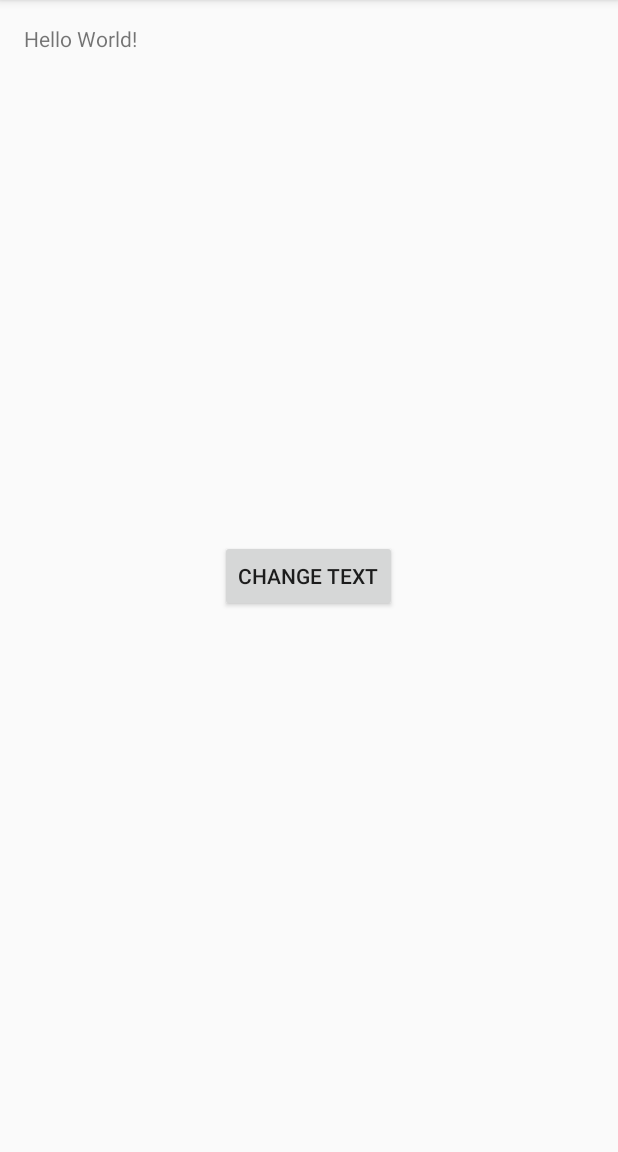
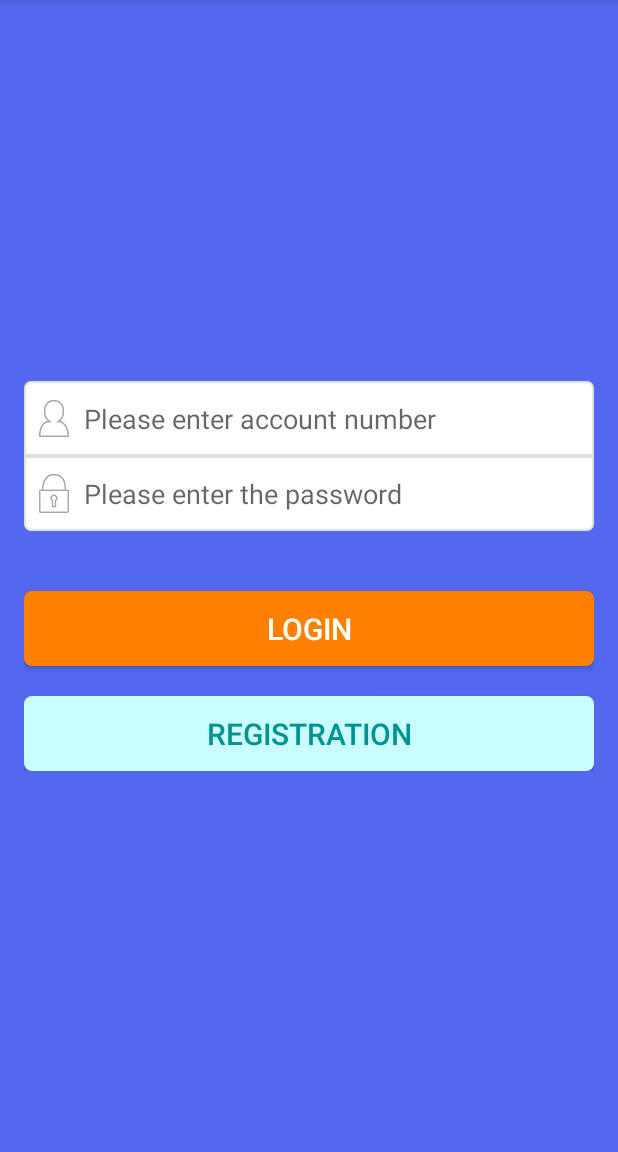
Before and after one commit to DaiXinxuan/espressowithspoon, an Android app: the screen it shows after launch (MainActivity), on a phone screen of 412 x 824 dp, the part 84-1236 px from its top. Run offline under Robolectric (Android 15) with nearby library versions, the phone set to English and light mode, and no system bars.

Commit message:
refactor code to MVP pattern

```diff
--- a/app/src/main/java/com/philips/pins/espresso/demo/MainActivity.java
+++ b/app/src/main/java/com/philips/pins/espresso/demo/MainActivity.java
@@ -2,24 +2,76 @@ package com.philips.pins.espresso.demo;
 
 import android.support.v7.app.AppCompatActivity;
 import android.os.Bundle;
+import android.text.TextUtils;
 import android.view.View;
 import android.widget.Button;
+import android.widget.EditText;
 import android.widget.TextView;
+import android.widget.Toast;
 
-public class MainActivity extends AppCompatActivity {
-    private Button changeText;
-    private TextView tv;
+import com.philips.pins.espresso.demo.bean.UserBean;
+import com.philips.pins.espresso.demo.presenter.LoginPresenter;
+import com.philips.pins.espresso.demo.view.LoginView;
+
+public class MainActivity extends AppCompatActivity implements View.OnClickListener, LoginView {
+    private EditText usernameEd;
+    private EditText passwordEd;
+    private LoginPresenter loginPresenter;
+
     @Override
     protected void onCreate(Bundle savedInstanceState) {
         super.onCreate(savedInstanceState);
         setContentView(R.layout.activity_main);
-        tv = (TextView) findViewById(R.id.tv);
-        changeText = (Button) findViewById(R.id.changetxt);
-        changeText.setOnClickListener(new View.OnClickListener() {
-            @Override
-            public void onClick(View v) {
-                tv.setText(getString(R.string.changed_txt));
+        initView();
+        loginPresenter = new LoginPresenter(this, getApplication());
+        //Display the last account logged successfully
+        loginPresenter.displayLastLoginUser();
+    }
+
+    //Initialize the controls
+    private void initView() {
+        usernameEd = (EditText) findViewById(R.id.username);
+        passwordEd = (EditText) findViewById(R.id.password);
+    }
+
+    @Override
+    public String getUsername() {
+        return usernameEd.getText().toString();
+    }
+
+    @Override
+    public String getPassword() {
+        return passwordEd.getText().toString();
+    }
+
+    @Override
+    public void setUsername(String username) {
+        usernameEd.setText(username);
+    }
+
+    @Override
+    public void showMessage(String message) {
+        Toast.makeText(getApplicationContext(), message, Toast.LENGTH_SHORT).show();
+    }
+
+    @Override
+    public void onClick(View v) {
+        String username = getUsername();
+        String password = getPassword();
+
+        if (TextUtils.isEmpty(username)) {
+            showMessage(getString(R.string.empty_user));
+        } else if (TextUtils.isEmpty(password)) {
+            showMessage(getString(R.string.empty_pass));
+        } else {
+            switch (v.getId()) {
+                case R.id.login:
+                    loginPresenter.login();
+                    break;
+                case R.id.regist:
+                    loginPresenter.regist();
+                    break;
             }
-        });
+        }
     }
 }
--- /dev/null
+++ b/app/src/main/java/com/philips/pins/espresso/demo/model/UserModel.java
@@ -0,0 +1,13 @@
+package com.philips.pins.espresso.demo.model;
+
+import com.philips.pins.espresso.demo.bean.UserBean;
+
+/**
+ * Created by 310231492 on 2016/2/26.
+ */
+public interface UserModel {
+    void addUser(String username, String password);
+    boolean isReused(String username);
+    int getUserNumber(String username);
+    UserBean getUser(int count);
+}
--- /dev/null
+++ b/app/src/main/java/com/philips/pins/espresso/demo/presenter/LoginPresenter.java
@@ -0,0 +1,60 @@
+package com.philips.pins.espresso.demo.presenter;
+
+import android.content.Context;
+
+import com.philips.pins.espresso.demo.R;
+import com.philips.pins.espresso.demo.bean.UserBean;
+import com.philips.pins.espresso.demo.model.UserModel;
+import com.philips.pins.espresso.demo.model.UserModelImpl;
+import com.philips.pins.espresso.demo.view.LoginView;
+
+/**
+ * Created by 310231492 on 2016/2/26.
+ */
+public class LoginPresenter {
+    private LoginView loginView;
+    private UserModel userModel;
+    private Context c;
+    private int lastLoginUserCount = -1;
+
+    public LoginPresenter(LoginView loginView, Context c) {
+        this.loginView = loginView;
+        userModel = new UserModelImpl();
+        this.c = c;
+    }
+
+    public void regist() {
+        String username = loginView.getUsername();
+        String password = loginView.getPassword();
+        if (userModel.isReused(username)) {
+            loginView.showMessage(c.getString(R.string.user_resued));
+        } else {
+            userModel.addUser(username, password);
+            loginView.showMessage(c.getString(R.string.regist_success));
+        }
+    }
+
+    public void login() {
+        String username = loginView.getUsername();
+        String password = loginView.getPassword();
+        int count = userModel.getUserNumber(username);
+        if (count == -1) {
+            loginView.showMessage(c.getString(R.string.nonexisten_user));
+        } else {
+            String correctPassword = userModel.getUser(count).getPassword();
+            if (password.equals(correctPassword)) {
+                loginView.showMessage(c.getString(R.string.login_success));
+                lastLoginUserCount = count;
+            } else {
+                loginView.showMessage(c.getString(R.string.login_fail));
+            }
+        }
+    }
+
+    public void displayLastLoginUser() {
+        if (lastLoginUserCount != -1) {
+            UserBean userBean = userModel.getUser(lastLoginUserCount);
+            loginView.setUsername(userBean.getUsername());
+        }
+    }
+}
--- /dev/null
+++ b/app/src/main/java/com/philips/pins/espresso/demo/view/LoginView.java
@@ -0,0 +1,12 @@
+package com.philips.pins.espresso.demo.view;
+
+/**
+ * Created by 310231492 on 2016/2/26.
+ */
+public interface LoginView {
+    String getUsername();
+    String getPassword();
+
+    void setUsername(String username);
+    void showMessage(String message);
+}
--- /dev/null
+++ b/app/src/main/res/drawable/bottom_et.xml
@@ -0,0 +1,11 @@
+<?xml version="1.0" encoding="utf-8"?>
+<shape xmlns:android="http://schemas.android.com/apk/res/android">
+    <corners
+        android:bottomLeftRadius="4dp"
+        android:bottomRightRadius="4dp"></corners>
+    <solid
+        android:color="#FFFFFF"></solid>
+    <stroke
+        android:color="#E0E0E0"
+        android:width="1dp"></stroke>
+</shape>
--- /dev/null
+++ b/app/src/main/res/drawable/login_btn.xml
@@ -0,0 +1,7 @@
+<?xml version="1.0" encoding="utf-8"?>
+<shape xmlns:android="http://schemas.android.com/apk/res/android">
+    <corners
+        android:radius="5dp"></corners>
+    <solid
+        android:color="#FF8000"></solid>
+</shape>
--- /dev/null
+++ b/app/src/main/res/drawable/top_et.xml
@@ -0,0 +1,11 @@
+<?xml version="1.0" encoding="utf-8"?>
+<shape xmlns:android="http://schemas.android.com/apk/res/android">
+    <corners
+        android:topLeftRadius="4dp"
+        android:topRightRadius="4dp"></corners>
+    <solid
+        android:color="#FFFFFF"></solid>
+    <stroke
+        android:color="#E0E0E0"
+        android:width="1dp"></stroke>
+</shape>
--- /dev/null
+++ b/app/src/main/res/drawable/walk_btn.xml
@@ -0,0 +1,7 @@
+<?xml version="1.0" encoding="utf-8"?>
+<shape xmlns:android="http://schemas.android.com/apk/res/android">
+    <corners
+        android:radius="5dp"></corners>
+    <solid
+        android:color="#CAFFFF"></solid>
+</shape>
--- a/app/src/main/res/layout/activity_main.xml
+++ b/app/src/main/res/layout/activity_main.xml
@@ -7,18 +7,71 @@
     android:paddingLeft="@dimen/activity_horizontal_margin"
     android:paddingRight="@dimen/activity_horizontal_margin"
     android:paddingTop="@dimen/activity_vertical_margin"
+    android:background="@color/background"
     tools:context="com.philips.pins.espresso.demo.MainActivity">
 
-    <TextView
-        android:id="@+id/tv"
-        android:layout_width="wrap_content"
+    <LinearLayout
+        android:layout_width="fill_parent"
         android:layout_height="wrap_content"
-        android:text="@string/hello_world" />
-    <Button
-        android:id="@+id/changetxt"
-        android:layout_width="wrap_content"
-        android:layout_height="wrap_content"
+        android:orientation="vertical"
         android:layout_centerInParent="true"
-        android:text="@string/btn_text"/>
+        >
+        <RelativeLayout
+            android:layout_width="match_parent"
+            android:layout_height="wrap_content"
+            >
+            <EditText
+                android:id="@+id/username"
+                android:hint="@string/first_hint"
+                android:singleLine="true"
+                android:inputType="number"
+                android:layout_width="match_parent"
+                android:layout_height="@dimen/button_height"
+                android:background="@drawable/top_et"
+                android:textColor="@color/first_textcolor"
+                android:drawableLeft="@mipmap/user"
+                android:drawablePadding="@dimen/drawable_padding"
+                android:paddingLeft="@dimen/drawable_padding"
+                />
+
+            <EditText
+                android:id="@+id/password"
+                android:layout_width="match_parent"
+                android:layout_height="@dimen/button_height"
+                android:layout_below="@+id/username"
+                android:background="@drawable/bottom_et"
+                android:drawableLeft="@mipmap/pass"
+                android:drawablePadding="@dimen/drawable_padding"
+                android:hint="@string/second_hint"
+                android:inputType="textPassword"
+                android:paddingLeft="@dimen/drawable_padding"
+                android:singleLine="true"
+                android:textColor="@color/first_textcolor" />
+
+        </RelativeLayout>
+        <Button
+            android:id="@+id/login"
+            android:layout_marginTop="@dimen/first_margin_top"
+            android:layout_width="match_parent"
+            android:layout_height="@dimen/button_height"
+            android:text="@string/login"
+            android:textSize="@dimen/button_text_size"
+            android:clickable="true"
+            android:onClick="onClick"
+            android:textColor="@color/firstbutton_color"
+            android:background="@drawable/login_btn"
+            />
+        <Button
+            android:id="@+id/regist"
+            android:layout_marginTop="@dimen/second_margin_top"
+            android:layout_width="match_parent"
+            android:layout_height="@dimen/button_height"
+            android:onClick="onClick"
+            android:clickable="true"
+            android:text="@string/regist"
+            android:textSize="@dimen/button_text_size"
+            android:textColor="@color/secondbutton_color"
+            android:background="@drawable/walk_btn"/>
+    </LinearLayout>
 
 </RelativeLayout>
--- a/app/src/main/res/values/colors.xml
+++ b/app/src/main/res/values/colors.xml
@@ -3,4 +3,8 @@
     <color name="colorPrimary">#3F51B5</color>
     <color name="colorPrimaryDark">#303F9F</color>
     <color name="colorAccent">#FF4081</color>
+    <color name="background">#5368ef</color>
+    <color name="first_textcolor">#505050</color>
+    <color name="firstbutton_color">#FFFFFF</color>
+    <color name="secondbutton_color">#009393</color>
 </resources>
--- a/app/src/main/res/values/dimens.xml
+++ b/app/src/main/res/values/dimens.xml
@@ -2,4 +2,9 @@
     <!-- Default screen margins, per the Android Design guidelines. -->
     <dimen name="activity_horizontal_margin">16dp</dimen>
     <dimen name="activity_vertical_margin">16dp</dimen>
+    <dimen name="button_height">50dp</dimen>
+    <dimen name="drawable_padding">10dp</dimen>
+    <dimen name="first_margin_top">40dp</dimen>
+    <dimen name="second_margin_top">20dp</dimen>
+    <dimen name="button_text_size">20sp</dimen>
 </resources>
--- a/app/src/main/res/values/strings.xml
+++ b/app/src/main/res/values/strings.xml
@@ -3,4 +3,25 @@
     <string name="hello_world">Hello World!</string>
     <string name="btn_text">change text</string>
     <string name="changed_txt">Text has been changed!</string>
+    <string name="first_hint">Please enter account number</string>
+    <string name="second_hint">Please enter the password</string>
+    <string name="login">Login</string>
+    <string name="regist">Registration</string>
+    <string name="user">username</string>
+    <string name="profile">profile</string>
+    <string name="count">count</string>
+    <string name="empty_user">Username can not be empty</string>
+    <string name="empty_pass">Password can not be empty</string>
+    <string name="nonexisten_user">The username does not exist</string>
+    <string name="login_success">Successful login</string>
+    <string name="login_fail">Login failed</string>
+    <string name="user_resued">Username has already been registered</string>
+    <string name="regist_success">Regist successfully</string>
+    <string name="password">password</string>
+    <string name="user_empty_test">Username can be empty</string>
+    <string name="pass_empty_test">Password can be empty</string>
+    <string name="add_user_test">Regist failed</string>
+    <string name="add_existing_user_test">Existing username still can be registed</string>
+    <string name="nonexistent_user_login">The user does not exist can login</string>
+    <string name="wrongpass_user_login">Username with wrong password also can login</string>
 </resources>
```
Also changed, not shown: app/src/main/java/com/philips/pins/espresso/demo/bean/UserBean.java (added, +31 -0 lines), app/src/main/java/com/philips/pins/espresso/demo/model/UserModelImpl.java (added, +54 -0 lines), app/src/main/res/mipmap-hdpi/pass.png (added), app/src/main/res/mipmap-hdpi/user.png (added), 1 other file.
